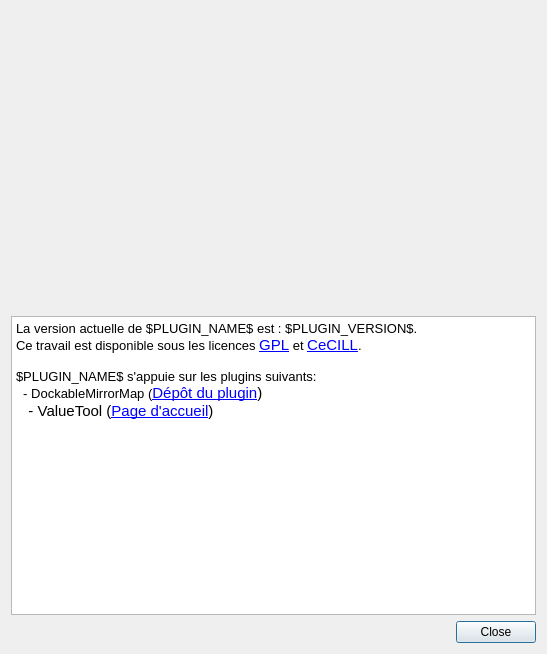
Before: the Qt Designer form ui_dlg.ui in CS-SI/TerreImage, drawn with Qt 5.
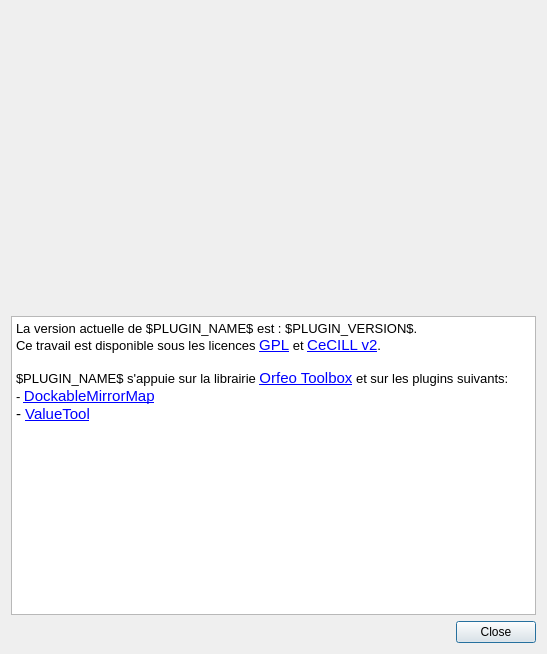
After: the same form once the commit is applied. Icons and pictures are not drawn.

Commit message: modification du about

What changed in the file:
```diff
--- a/ui_dlg.ui
+++ b/ui_dlg.ui
@@ -59,11 +59,11 @@
 p, li { white-space: pre-wrap; }
 &lt;/style&gt;&lt;/head&gt;&lt;body style=&quot; font-family:'Ubuntu'; font-size:11pt; font-weight:400; font-style:normal;&quot;&gt;
 &lt;p style=&quot; margin-top:0px; margin-bottom:0px; margin-left:0px; margin-right:0px; -qt-block-indent:0; text-indent:0px;&quot;&gt;&lt;span style=&quot; font-family:'Sans'; font-size:10pt;&quot;&gt;La version actuelle de $PLUGIN_NAME$ est : $PLUGIN_VERSION$.&lt;/span&gt;&lt;/p&gt;
-&lt;p style=&quot; margin-top:0px; margin-bottom:0px; margin-left:0px; margin-right:0px; -qt-block-indent:0; text-indent:0px;&quot;&gt;&lt;span style=&quot; font-family:'Sans'; font-size:10pt;&quot;&gt;Ce travail est disponible sous les licences &lt;/span&gt;&lt;a href=&quot;http://www.gnu.org/copyleft/gpl.html&quot;&gt;&lt;span style=&quot; text-decoration: underline; color:#0000ff;&quot;&gt;GPL&lt;/span&gt;&lt;/a&gt;&lt;span style=&quot; font-family:'Sans'; font-size:10pt;&quot;&gt; et &lt;/span&gt;&lt;a href=&quot;http://www.cecill.info/licences/Licence_CeCILL_V2-fr.html&quot;&gt;&lt;span style=&quot; text-decoration: underline; color:#0000ff;&quot;&gt;CeCILL&lt;/span&gt;&lt;/a&gt;&lt;span style=&quot; font-family:'Sans'; font-size:10pt;&quot;&gt;. &lt;/span&gt;&lt;/p&gt;
+&lt;p style=&quot; margin-top:0px; margin-bottom:0px; margin-left:0px; margin-right:0px; -qt-block-indent:0; text-indent:0px;&quot;&gt;&lt;span style=&quot; font-family:'Sans'; font-size:10pt;&quot;&gt;Ce travail est disponible sous les licences &lt;/span&gt;&lt;a href=&quot;http://www.gnu.org/copyleft/gpl.html&quot;&gt;&lt;span style=&quot; text-decoration: underline; color:#0000ff;&quot;&gt;GPL&lt;/span&gt;&lt;/a&gt;&lt;span style=&quot; font-family:'Sans'; font-size:10pt;&quot;&gt; et &lt;/span&gt;&lt;a href=&quot;http://www.cecill.info/licences/Licence_CeCILL_V2-fr.html&quot;&gt;&lt;span style=&quot; text-decoration: underline; color:#0000ff;&quot;&gt;CeCILL v2&lt;/span&gt;&lt;/a&gt;&lt;span style=&quot; font-family:'Sans'; font-size:10pt;&quot;&gt;. &lt;/span&gt;&lt;/p&gt;
 &lt;p style=&quot;-qt-paragraph-type:empty; margin-top:0px; margin-bottom:0px; margin-left:0px; margin-right:0px; -qt-block-indent:0; text-indent:0px; font-family:'Sans'; font-size:10pt;&quot;&gt;&lt;br /&gt;&lt;/p&gt;
-&lt;p style=&quot; margin-top:0px; margin-bottom:0px; margin-left:0px; margin-right:0px; -qt-block-indent:0; text-indent:0px;&quot;&gt;&lt;span style=&quot; font-family:'Sans'; font-size:10pt;&quot;&gt;$PLUGIN_NAME$ s'appuie sur les plugins suivants:&lt;/span&gt;&lt;/p&gt;
-&lt;p style=&quot; margin-top:0px; margin-bottom:0px; margin-left:0px; margin-right:0px; -qt-block-indent:0; text-indent:0px;&quot;&gt;&lt;span style=&quot; font-family:'Sans'; font-size:10pt;&quot;&gt;  - DockableMirrorMap (&lt;/span&gt;&lt;a href=&quot;http://github.com/faunalia/dockablemirrormap&quot;&gt;&lt;span style=&quot; text-decoration: underline; color:#0000ff;&quot;&gt;Dépôt du plugin&lt;/span&gt;&lt;/a&gt;) &lt;img src=&quot;:/plugins/DockableMirrorMap/icons/dockablemirrormap.png&quot; /&gt;&lt;/p&gt;
-&lt;p style=&quot; margin-top:0px; margin-bottom:0px; margin-left:0px; margin-right:0px; -qt-block-indent:0; text-indent:0px;&quot;&gt;   - ValueTool (&lt;a href=&quot;http://hub.qgis.org/projects/valuetool&quot;&gt;&lt;span style=&quot; text-decoration: underline; color:#0000ff;&quot;&gt;Page d'accueil&lt;/span&gt;&lt;/a&gt;)&lt;/p&gt;&lt;/body&gt;&lt;/html&gt;</string>
+&lt;p style=&quot; margin-top:0px; margin-bottom:0px; margin-left:0px; margin-right:0px; -qt-block-indent:0; text-indent:0px;&quot;&gt;&lt;span style=&quot; font-family:'Sans'; font-size:10pt;&quot;&gt;$PLUGIN_NAME$ s'appuie sur la librairie &lt;/span&gt;&lt;a href=&quot;http://orfeo-toolbox.org/otb/&quot;&gt;&lt;span style=&quot; text-decoration: underline; color:#0000ff;&quot;&gt;Orfeo Toolbox&lt;/span&gt;&lt;/a&gt;&lt;span style=&quot; font-family:'Sans'; font-size:10pt;&quot;&gt; et sur les plugins suivants:&lt;/span&gt;&lt;/p&gt;
+&lt;p style=&quot; margin-top:0px; margin-bottom:0px; margin-left:0px; margin-right:0px; -qt-block-indent:0; text-indent:0px;&quot;&gt;&lt;span style=&quot; font-family:'Sans'; font-size:10pt;&quot;&gt;- &lt;/span&gt;&lt;a href=&quot;https://github.com/faunalia/dockablemirrormap&quot;&gt;&lt;span style=&quot; text-decoration: underline; color:#0000ff;&quot;&gt;DockableMirrorMap&lt;/span&gt;&lt;/a&gt;&lt;/p&gt;
+&lt;p style=&quot; margin-top:0px; margin-bottom:0px; margin-left:0px; margin-right:0px; -qt-block-indent:0; text-indent:0px;&quot;&gt;- &lt;a href=&quot;http://hub.qgis.org/projects/valuetool&quot;&gt;&lt;span style=&quot; text-decoration: underline; color:#0000ff;&quot;&gt;ValueTool&lt;/span&gt;&lt;/a&gt;&lt;/p&gt;&lt;/body&gt;&lt;/html&gt;</string>
      </property>
      <property name="openExternalLinks">
       <bool>true</bool>
```
The commit also changes 1 other file.
